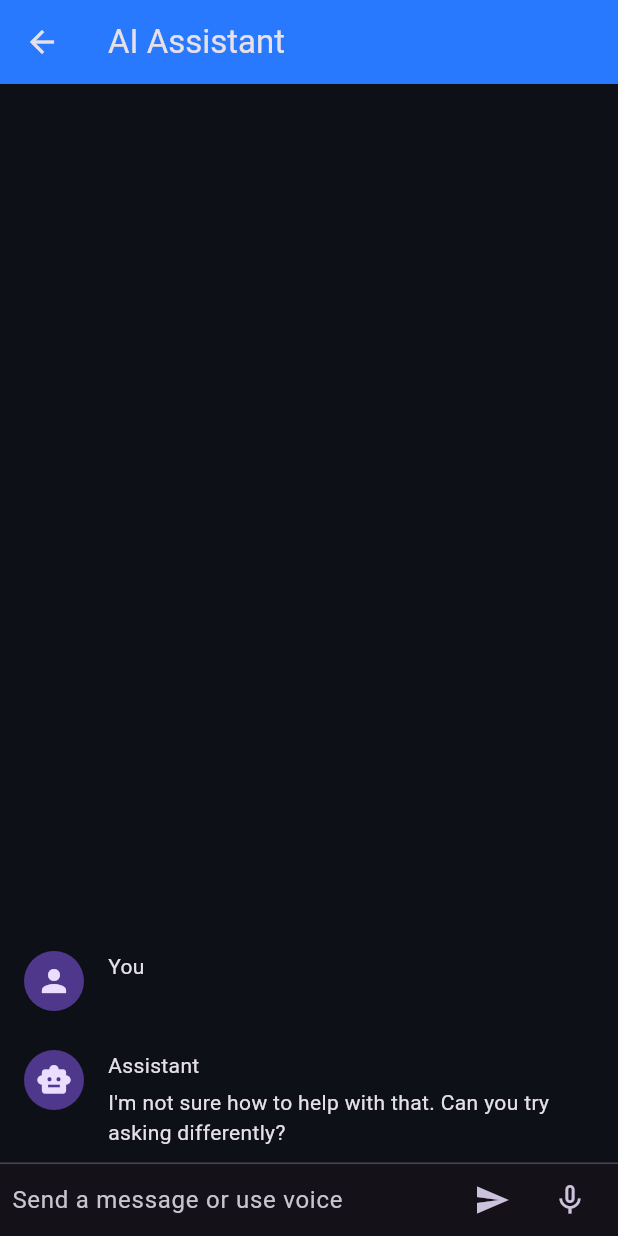
After one commit to Mohammed-Ahmed11/Graduation-App, a Flutter app: the ChatScreen screen opened directly, after a tap on the "send" icon, on a phone screen of 412 x 824 dp. The commit adds this screen. Run offline on Flutter 3.47's test engine with Material 3 defaults, Android fonts, the phone set to English and light mode, and no system bars; our stand-ins replace flutter_tts, image_picker, shared_preferences, speech_to_text; accounts and stored records are empty.

Commit message:
update
 front of ai assistant page

```diff
--- /dev/null
+++ b/home_app/smarthome/lib/AssistantChatSheet.dart
@@ -0,0 +1,161 @@
+import 'package:flutter/material.dart';
+import 'package:smarthome/ai_assistant.dart';
+import 'package:speech_to_text/speech_to_text.dart';
+import 'package:flutter_tts/flutter_tts.dart';
+
+class ChatScreen extends StatefulWidget {
+  const ChatScreen({Key? key}) : super(key: key);
+
+  @override
+  _ChatScreenState createState() => _ChatScreenState();
+}
+
+class _ChatScreenState extends State<ChatScreen> {
+  final TextEditingController _textController = TextEditingController();
+  final List<ChatMessage> _messages = [];
+  final AiAssistant _assistant = AiAssistant();
+  bool _isListening = false;
+
+  @override
+  void dispose() {
+    _textController.dispose();
+    _assistant.stopListening();
+    super.dispose();
+  }
+
+  void _handleSubmitted(String text) {
+    _textController.clear();
+
+    // Add user message
+    _addMessage(text, true);
+
+    // Process and get response
+    _assistant.handleCommand(text).then((response) {
+      _addMessage(response, false);
+    });
+  }
+
+  void _addMessage(String text, bool isUser) {
+    setState(() {
+      _messages.insert(0, ChatMessage(
+        text: text,
+        isUser: isUser,
+      ));
+    });
+  }
+
+  void _startVoiceInput() async {
+    setState(() => _isListening = true);
+
+    await _assistant.startListening((command) async {
+      setState(() => _isListening = false);
+      if (command.isNotEmpty) {
+        _handleSubmitted(command);
+      }
+    });
+  }
+
+  @override
+  Widget build(BuildContext context) {
+    return Scaffold(
+      backgroundColor: const Color(0xFF0d1017),
+      appBar: AppBar(
+        backgroundColor: const Color(0xFF2879fe),
+        title: const Text('AI Assistant'),
+      ),
+      body: Column(
+        children: [
+          Expanded(
+            child: _messages.isEmpty
+                ? Center(
+                    child: Image.asset(
+                      'assets/images/aibg.png', // Ensure this image exists in your assets
+                      width: 250, // Adjust size as needed
+                      height: 250,
+                    ),
+                  )
+                : ListView.builder(
+                    reverse: true,
+                    itemCount: _messages.length,
+                    itemBuilder: (context, index) => _messages[index],
+                  ),
+          ),
+          const Divider(height: 1.0),
+          Container(
+            decoration: BoxDecoration(color: Theme.of(context).cardColor),
+            child: _buildTextComposer(),
+          ),
+        ],
+      ),
+    );
+  }
+
+  Widget _buildTextComposer() {
+    return IconTheme(
+      data: IconThemeData(color: Theme.of(context).colorScheme.secondary),
+      child: Container(
+        margin: const EdgeInsets.symmetric(horizontal: 8.0),
+        child: Row(
+          children: [
+            Flexible(
+              child: TextField(
+                controller: _textController,
+                onSubmitted: _handleSubmitted,
+                decoration: const InputDecoration.collapsed(
+                  hintText: 'Send a message or use voice',
+                ),
+              ),
+            ),
+            Container(
+              margin: const EdgeInsets.symmetric(horizontal: 4.0),
+              child: IconButton(
+                icon: const Icon(Icons.send),
+                onPressed: () => _handleSubmitted(_textController.text),
+              ),
+            ),
+            IconButton(
+              icon: Icon(_isListening ? Icons.mic : Icons.mic_none),
+              color: _isListening ? Colors.red : null,
+              onPressed: _startVoiceInput,
+            ),
+          ],
+        ),
+      ),
+    );
+  }
+}
+
+class ChatMessage extends StatelessWidget {
+  final String text;
+  final bool isUser;
+
+  const ChatMessage({Key? key, required this.text, required this.isUser}) : super(key: key);
+
+  @override
+  Widget build(BuildContext context) {
+    return Container(
+      margin: const EdgeInsets.symmetric(vertical: 10.0, horizontal: 16.0),
+      child: Row(
+        crossAxisAlignment: CrossAxisAlignment.start,
+        children: [
+          CircleAvatar(
+            child: Icon(isUser ? Icons.person : Icons.smart_toy),
+          ),
+          const SizedBox(width: 16.0),
+          Expanded(
+            child: Column(
+              crossAxisAlignment: CrossAxisAlignment.start,
+              children: [
+                Text(isUser ? 'You' : 'Assistant'),
+                Container(
+                  margin: const EdgeInsets.only(top: 5.0),
+                  child: Text(text),
+                ),
+              ],
+            ),
+          ),
+        ],
+      ),
+    );
+  }
+}
--- a/home_app/smarthome/lib/ai_assistant.dart
+++ b/home_app/smarthome/lib/ai_assistant.dart
@@ -4,23 +4,16 @@ import 'package:flutter_tts/flutter_tts.dart';
 class AiAssistant {
   final SpeechToText _speechToText = SpeechToText();
   final FlutterTts _flutterTts = FlutterTts();
-  bool _isListening = false;
   bool _isInitialized = false;
 
   Future<void> startListening(Function(String command) onCommandRecognized) async {
-    // Initialize if not done already
     if (!_isInitialized) {
       _isInitialized = await _speechToText.initialize(
-        onStatus: (status) {
-          print("Speech status: $status");
-        },
-        onError: (error) {
-          print("Speech error: $error");
-        },
+        onStatus: (status) => print("Speech status: $status"),
+        onError: (error) => print("Speech error: $error"),
       );
     }
 
-    // If failed to initialize
     if (!_isInitialized) {
       print("Failed to initialize speech recognition");
       return;
@@ -35,7 +28,6 @@ class AiAssistant {
       onResult: (result) {
         if (result.finalResult) {
           onCommandRecognized(result.recognizedWords);
-          stopListening(); // Stop after command recognized
         }
       },
     );
@@ -47,7 +39,7 @@ class AiAssistant {
     }
   }
 
-  Future<void> handleCommand(String command) async {
+  Future<String> handleCommand(String command) async {
     command = command.toLowerCase();
     String response;
 
@@ -56,9 +48,10 @@ class AiAssistant {
     } else if (command.contains("close light")) {
       response = "Turning off the light.";
     } else {
-      response = "Sorry, I didn't understand that command.";
+      response = "I'm not sure how to help with that. Can you try asking differently?";
     }
 
     await _flutterTts.speak(response);
+    return response;
   }
 }
--- a/home_app/smarthome/lib/main.dart
+++ b/home_app/smarthome/lib/main.dart
@@ -1,4 +1,5 @@
 import 'package:flutter/material.dart';
+import 'package:smarthome/AssistantChatSheet.dart';
 import 'package:smarthome/login_page.dart';
 import 'category_page.dart';
 import 'register_page.dart';
@@ -222,15 +223,13 @@ Widget build(BuildContext context) {
       ),
     ),
     floatingActionButton: FloatingActionButton(
-      onPressed: () async {
-        AiAssistant assistant = AiAssistant();
-        await assistant.startListening((command) async {
-          await assistant.stopListening();
-          await assistant.handleCommand(command);
-        });
+      onPressed: () {
+        Navigator.of(context).push(
+          MaterialPageRoute(builder: (context) => const ChatScreen()),
+        );
       },
       backgroundColor: const Color(0xFF3871c1),
-      child: Icon(Icons.smart_toy_sharp, color: Colors.white),
+      child: const Icon(Icons.smart_toy_sharp, color: Colors.white),
       tooltip: "Talk to Assistant",
     ),
   );
--- a/home_app/smarthome/pubspec.yaml
+++ b/home_app/smarthome/pubspec.yaml
@@ -77,6 +77,7 @@ flutter:
     - assets/images/sky.jpg
     - assets/images/hhhlogo.png
     - assets/images/hhhlogocolor.png
+    - assets/images/aibg.png
 
   # An image asset can refer to one or more resolution-specific "variants", see
   # https://flutter.dev/to/resolution-aware-images
```
Also changed, not shown: home_app/smarthome/assets/images/aibg.png (added), home_app/smarthome/assets/images/chatbg.png (added).
